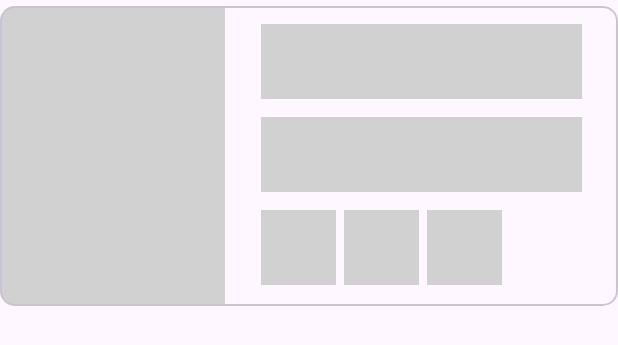
After one commit to gonexwind/myrecipes, an Android app: the layout recipes_row_layout_placeholder.xml on its own in the app's theme, with its tools: preview values and no code run, on a phone screen of 412 x 824 dp. The commit adds this screen. Shown: the top 345 px of the screen. Run offline under Robolectric (Android 15) with nearby library versions, the phone set to English and light mode, and no system bars.

Commit message:
add shimmer view

```diff
--- a/app/src/main/java/com/gonexwind/myrecipes/ui/recipes/RecipesFragment.kt
+++ b/app/src/main/java/com/gonexwind/myrecipes/ui/recipes/RecipesFragment.kt
@@ -13,6 +13,8 @@ class RecipesFragment : Fragment(){
 
     override fun onViewCreated(view: View, savedInstanceState: Bundle?) {
         super.onViewCreated(view, savedInstanceState)
+
+        binding.shimmerView.startShimmer()
     }
 
     override fun onCreateView(
--- a/app/src/main/res/layout/content_main.xml
+++ b/app/src/main/res/layout/content_main.xml
@@ -3,6 +3,7 @@
     xmlns:app="http://schemas.android.com/apk/res-auto"
     android:layout_width="match_parent"
     android:layout_height="match_parent"
+    android:layout_marginBottom="50dp"
     app:layout_behavior="@string/appbar_scrolling_view_behavior">
 
     <androidx.fragment.app.FragmentContainerView
--- /dev/null
+++ b/app/src/main/res/layout/recipes_row_layout_placeholder.xml
@@ -0,0 +1,74 @@
+<?xml version="1.0" encoding="utf-8"?>
+<com.google.android.material.card.MaterialCardView xmlns:android="http://schemas.android.com/apk/res/android"
+    xmlns:app="http://schemas.android.com/apk/res-auto"
+    android:layout_width="match_parent"
+    android:layout_height="200dp"
+    android:layout_marginTop="4dp"
+    android:layout_marginBottom="4dp"
+    app:cardCornerRadius="10dp">
+
+    <LinearLayout
+        android:layout_width="match_parent"
+        android:layout_height="wrap_content"
+        android:orientation="horizontal">
+
+        <View
+            android:id="@+id/view"
+            android:layout_width="150dp"
+            android:layout_height="wrap_content"
+            android:background="@color/placeholderColor" />
+
+        <LinearLayout
+            android:layout_width="match_parent"
+            android:layout_height="wrap_content"
+            android:orientation="vertical">
+
+            <View
+                android:id="@+id/view2"
+                android:layout_width="wrap_content"
+                android:layout_height="50dp"
+                android:layout_marginHorizontal="24dp"
+                android:layout_marginTop="12dp"
+                android:background="@color/placeholderColor" />
+
+            <View
+                android:id="@+id/view3"
+                android:layout_width="wrap_content"
+                android:layout_height="50dp"
+                android:layout_marginHorizontal="24dp"
+                android:layout_marginTop="12dp"
+                android:background="@color/placeholderColor" />
+
+            <LinearLayout
+                android:layout_width="match_parent"
+                android:layout_height="wrap_content"
+                android:orientation="horizontal">
+
+                <View
+                    android:id="@+id/view4"
+                    android:layout_width="50dp"
+                    android:layout_height="50dp"
+                    android:layout_marginStart="24dp"
+                    android:layout_marginTop="12dp"
+                    android:background="@color/placeholderColor" />
+
+                <View
+                    android:id="@+id/view5"
+                    android:layout_width="50dp"
+                    android:layout_height="50dp"
+                    android:layout_marginStart="5dp"
+                    android:layout_marginTop="12dp"
+                    android:background="@color/placeholderColor" />
+
+                <View
+                    android:id="@+id/view6"
+                    android:layout_width="50dp"
+                    android:layout_height="50dp"
+                    android:layout_marginStart="5dp"
+                    android:layout_marginTop="12dp"
+                    android:background="@color/placeholderColor" />
+
+            </LinearLayout>
+        </LinearLayout>
+    </LinearLayout>
+</com.google.android.material.card.MaterialCardView>
--- a/app/src/main/res/values/colors.xml
+++ b/app/src/main/res/values/colors.xml
@@ -2,4 +2,9 @@
 <resources>
     <color name="black">#FF000000</color>
     <color name="white">#FFFFFFFF</color>
+    <color name="red">#F44336</color>
+    <color name="yellow">#FFC114</color>
+    <color name="green">#00C980</color>
+    <color name="mediumGray">#D1D1D1</color>
+    <color name="placeholderColor">@color/mediumGray</color>
 </resources>
--- a/app/src/main/res/values/strings.xml
+++ b/app/src/main/res/values/strings.xml
@@ -5,4 +5,5 @@
     <string name="favorites">Favorites</string>
     <string name="joke">Joke</string>
     <string name="no_internet">No Internet</string>
+    <string name="vegan">Vegan</string>
 </resources>
```
Also changed, not shown: app/src/main/res/drawable/ic_clock.xml (added, +13 -0 lines), app/src/main/res/drawable/ic_leaf.xml (added, +10 -0 lines), app/src/main/res/layout/fragment_recipes.xml (+32 -1 lines), app/src/main/res/layout/recipes_row_layout.xml (added, +126 -0 lines).
